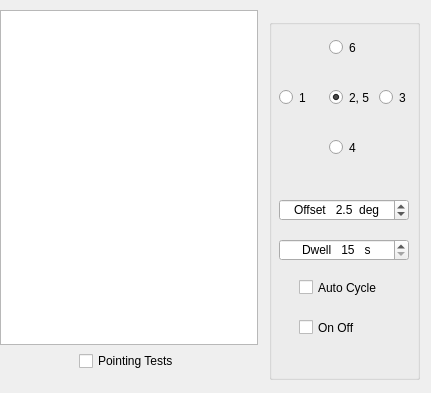
First picture: the form in qmap/astro.ui, repository mkveksas/wsjt-64, before the edit.
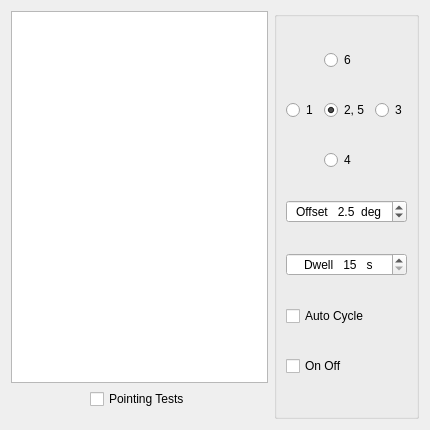
Second picture: the form after the edit.

Patch:
```diff
--- a/qmap/astro.ui
+++ b/qmap/astro.ui
@@ -6,192 +6,16 @@
    <rect>
     <x>0</x>
     <y>0</y>
-    <width>431</width>
-    <height>393</height>
+    <width>430</width>
+    <height>430</height>
    </rect>
   </property>
   <property name="windowTitle">
    <string>Form</string>
   </property>
-  <widget class="QGroupBox" name="gbPointing">
-   <property name="geometry">
-    <rect>
-     <x>269</x>
-     <y>19</y>
-     <width>151</width>
-     <height>361</height>
-    </rect>
-   </property>
-   <property name="title">
-    <string/>
-   </property>
-   <widget class="QRadioButton" name="rb1">
-    <property name="geometry">
-     <rect>
-      <x>10</x>
-      <y>70</y>
-      <width>30</width>
-      <height>17</height>
-     </rect>
-    </property>
-    <property name="text">
-     <string>1</string>
-    </property>
-   </widget>
-   <widget class="QRadioButton" name="rb2">
-    <property name="geometry">
-     <rect>
-      <x>60</x>
-      <y>70</y>
-      <width>40</width>
-      <height>17</height>
-     </rect>
-    </property>
-    <property name="text">
-     <string>2, 5</string>
-    </property>
-    <property name="checked">
-     <bool>true</bool>
-    </property>
-   </widget>
-   <widget class="QRadioButton" name="rb3">
-    <property name="geometry">
-     <rect>
-      <x>110</x>
-      <y>70</y>
-      <width>30</width>
-      <height>17</height>
-     </rect>
-    </property>
-    <property name="text">
-     <string>3</string>
-    </property>
-   </widget>
-   <widget class="QRadioButton" name="rb4">
-    <property name="geometry">
-     <rect>
-      <x>60</x>
-      <y>120</y>
-      <width>30</width>
-      <height>17</height>
-     </rect>
-    </property>
-    <property name="text">
-     <string>4</string>
-    </property>
-   </widget>
-   <widget class="QRadioButton" name="rb6">
-    <property name="geometry">
-     <rect>
-      <x>60</x>
-      <y>20</y>
-      <width>30</width>
-      <height>17</height>
-     </rect>
-    </property>
-    <property name="text">
-     <string>6</string>
-    </property>
-   </widget>
-   <widget class="QDoubleSpinBox" name="sbOffset">
-    <property name="geometry">
-     <rect>
-      <x>10</x>
-      <y>180</y>
-      <width>130</width>
-      <height>22</height>
-     </rect>
-    </property>
-    <property name="alignment">
-     <set>Qt::AlignCenter</set>
-    </property>
-    <property name="prefix">
-     <string>Offset   </string>
-    </property>
-    <property name="suffix">
-     <string>  deg</string>
-    </property>
-    <property name="decimals">
-     <number>1</number>
-    </property>
-    <property name="minimum">
-     <double>0.500000000000000</double>
-    </property>
-    <property name="maximum">
-     <double>20.000000000000000</double>
-    </property>
-    <property name="singleStep">
-     <double>0.500000000000000</double>
-    </property>
-    <property name="value">
-     <double>2.500000000000000</double>
-    </property>
-   </widget>
-   <widget class="QCheckBox" name="cbAutoCycle">
-    <property name="geometry">
-     <rect>
-      <x>30</x>
-      <y>260</y>
-      <width>91</width>
-      <height>17</height>
-     </rect>
-    </property>
-    <property name="text">
-     <string>Auto Cycle</string>
-    </property>
-   </widget>
-   <widget class="QCheckBox" name="cbOnOff">
-    <property name="geometry">
-     <rect>
-      <x>30</x>
-      <y>300</y>
-      <width>70</width>
-      <height>17</height>
-     </rect>
-    </property>
-    <property name="text">
-     <string>On Off</string>
-    </property>
-   </widget>
-   <widget class="QSpinBox" name="sbDwell">
-    <property name="geometry">
-     <rect>
-      <x>10</x>
-      <y>220</y>
-      <width>130</width>
-      <height>22</height>
-     </rect>
-    </property>
-    <property name="alignment">
-     <set>Qt::AlignCenter</set>
-    </property>
-    <property name="suffix">
-     <string>   s</string>
-    </property>
-    <property name="prefix">
-     <string>Dwell   </string>
-    </property>
-    <property name="minimum">
-     <number>15</number>
-    </property>
-    <property name="maximum">
-     <number>300</number>
-    </property>
-    <property name="singleStep">
-     <number>5</number>
-    </property>
-   </widget>
-  </widget>
-  <widget class="QWidget" name="layoutWidget">
-   <property name="geometry">
-    <rect>
-     <x>0</x>
-     <y>10</y>
-     <width>258</width>
-     <height>371</height>
-    </rect>
-   </property>
-   <layout class="QVBoxLayout" name="verticalLayout">
+  <layout class="QGridLayout" name="gridLayout">
+   <item row="0" column="0">
+    <layout class="QVBoxLayout" name="verticalLayout" stretch="1,0,0">
     <item>
      <widget class="QTextBrowser" name="astroTextBrowser">
       <property name="sizePolicy">
@@ -203,7 +27,7 @@
       <property name="minimumSize">
        <size>
         <width>0</width>
-        <height>325</height>
+         <height>0</height>
        </size>
       </property>
       <property name="maximumSize">
@@ -216,7 +40,6 @@
        <font>
         <family>Courier New</family>
         <pointsize>20</pointsize>
-        <weight>75</weight>
         <bold>true</bold>
        </font>
       </property>
@@ -276,7 +99,119 @@
      </spacer>
     </item>
    </layout>
-  </widget>
+   </item>
+   <item row="0" column="1">
+    <widget class="QGroupBox" name="gbPointing">
+     <property name="title">
+      <string/>
+     </property>
+     <layout class="QGridLayout" name="gridLayout_2">
+      <item row="0" column="1">
+       <widget class="QRadioButton" name="rb6">
+        <property name="text">
+         <string>6</string>
+        </property>
+       </widget>
+      </item>
+      <item row="1" column="0">
+       <widget class="QRadioButton" name="rb1">
+        <property name="text">
+         <string>1</string>
+        </property>
+       </widget>
+      </item>
+      <item row="1" column="1">
+       <widget class="QRadioButton" name="rb2">
+        <property name="text">
+         <string>2, 5</string>
+        </property>
+        <property name="checked">
+         <bool>true</bool>
+        </property>
+       </widget>
+      </item>
+      <item row="1" column="2">
+       <widget class="QRadioButton" name="rb3">
+        <property name="text">
+         <string>3</string>
+        </property>
+       </widget>
+      </item>
+      <item row="2" column="1">
+       <widget class="QRadioButton" name="rb4">
+        <property name="text">
+         <string>4</string>
+        </property>
+       </widget>
+      </item>
+      <item row="3" column="0" colspan="3">
+       <widget class="QDoubleSpinBox" name="sbOffset">
+        <property name="alignment">
+         <set>Qt::AlignCenter</set>
+        </property>
+        <property name="prefix">
+         <string>Offset   </string>
+        </property>
+        <property name="suffix">
+         <string>  deg</string>
+        </property>
+        <property name="decimals">
+         <number>1</number>
+        </property>
+        <property name="minimum">
+         <double>0.500000000000000</double>
+        </property>
+        <property name="maximum">
+         <double>20.000000000000000</double>
+        </property>
+        <property name="singleStep">
+         <double>0.500000000000000</double>
+        </property>
+        <property name="value">
+         <double>2.500000000000000</double>
+        </property>
+       </widget>
+      </item>
+      <item row="4" column="0" colspan="3">
+       <widget class="QSpinBox" name="sbDwell">
+        <property name="alignment">
+         <set>Qt::AlignCenter</set>
+        </property>
+        <property name="suffix">
+         <string>   s</string>
+        </property>
+        <property name="prefix">
+         <string>Dwell   </string>
+        </property>
+        <property name="minimum">
+         <number>15</number>
+        </property>
+        <property name="maximum">
+         <number>300</number>
+        </property>
+        <property name="singleStep">
+         <number>5</number>
+        </property>
+       </widget>
+      </item>
+      <item row="5" column="0" colspan="3">
+       <widget class="QCheckBox" name="cbAutoCycle">
+        <property name="text">
+         <string>Auto Cycle</string>
+        </property>
+       </widget>
+      </item>
+      <item row="6" column="0" colspan="2">
+       <widget class="QCheckBox" name="cbOnOff">
+        <property name="text">
+         <string>On Off</string>
+        </property>
+       </widget>
+      </item>
+     </layout>
+    </widget>
+   </item>
+  </layout>
  </widget>
  <resources/>
  <connections/>
```
Lines whose indentation alone changed are shown as unchanged.
